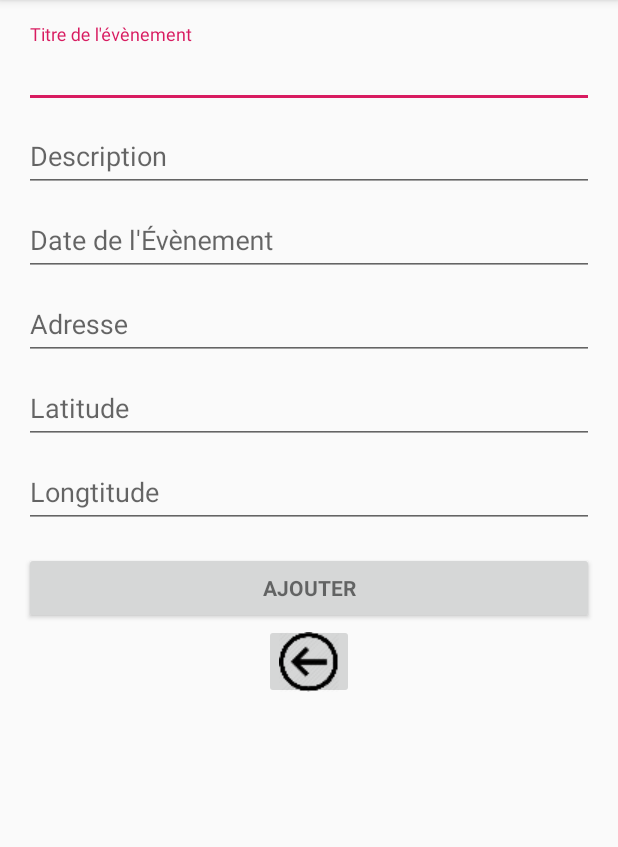
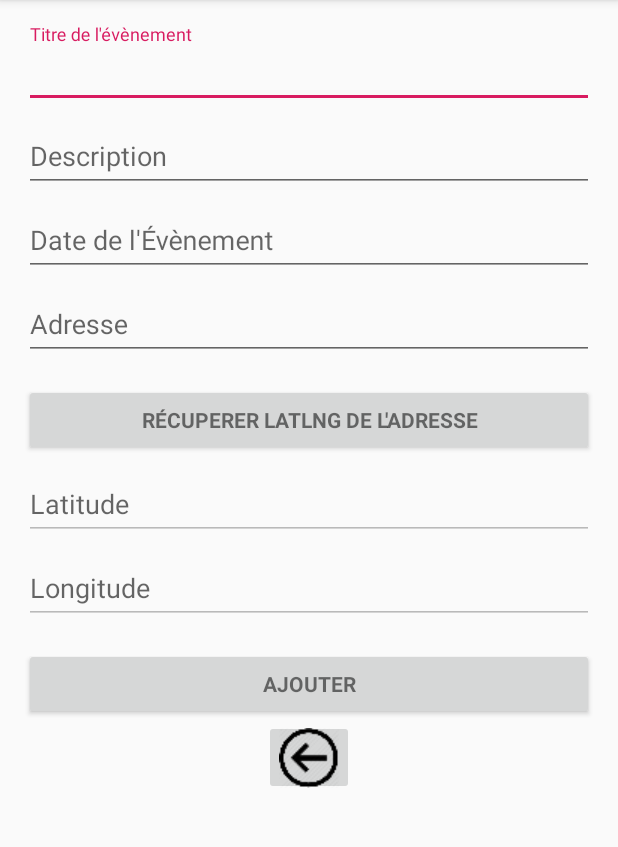
Before and after one commit to mouktar-hassan/FindEvents, an Android app: the EventActivity screen opened directly, with no data from a screen before it, on a phone screen of 412 x 824 dp, the part 84-931 px from its top. Run offline under Robolectric (Android 15) with nearby library versions, the phone set to English and light mode, and no system bars; our stand-ins replace Volley; network calls fail.

Commit message:
Réctivication de l'ajoute de l'évènement avec récuperation automatique de la Latitude et la Longitude à partir de l'Adresse saisie!

```diff
--- a/app/src/main/AndroidManifest.xml
+++ b/app/src/main/AndroidManifest.xml
@@ -27,7 +27,7 @@
         android:roundIcon="@mipmap/ic_launcher_round"
         android:supportsRtl="true"
         android:theme="@style/AppTheme">
-        <activity android:name=".ProfilActivity"></activity>
+        <activity android:name=".ProfilActivity" />
         <activity android:name=".UpdateActivity" />
         <activity android:name=".MessageActivity" />
         <!--
--- a/app/src/main/java/com/example/findevents/MainActivity.java
+++ b/app/src/main/java/com/example/findevents/MainActivity.java
@@ -31,6 +31,8 @@ import org.json.JSONObject;
 
 import java.util.HashMap;
 import java.util.Map;
+
+import beans.GeocodingLocation;
 
 public class MainActivity extends AppCompatActivity
         implements NavigationView.OnNavigationItemSelectedListener {
@@ -157,6 +159,7 @@ public class MainActivity extends AppCompatActivity
 
         } else if (id == R.id.nav_share) {
 
+
         } else if (id == R.id.nav_send) {
 
         }
--- a/app/src/main/res/layout/activity_event.xml
+++ b/app/src/main/res/layout/activity_event.xml
@@ -100,6 +100,14 @@
                     android:singleLine="true" />
 
             </android.support.design.widget.TextInputLayout>
+            <Button
+                android:id="@+id/getLatLng"
+                style="?android:textAppearanceSmall"
+                android:layout_width="match_parent"
+                android:layout_height="wrap_content"
+                android:layout_marginTop="16dp"
+                android:text="@string/action_getLatLngButton"
+                android:textStyle="bold" />
 
             <android.support.design.widget.TextInputLayout
                 android:layout_width="match_parent"
@@ -111,6 +119,7 @@
                     android:layout_height="wrap_content"
                     android:hint="@string/prompt_latitude"
                     android:imeActionId="6"
+                    android:editable="false"
                     android:imeActionLabel="@string/action_sign_in_short"
                     android:imeOptions="actionUnspecified"
                     android:inputType="text"
@@ -129,6 +138,7 @@
                     android:layout_height="wrap_content"
                     android:hint="@string/prompt_longtitude"
                     android:imeActionId="6"
+                    android:editable="false"
                     android:imeActionLabel="@string/action_sign_in_short"
                     android:imeOptions="actionUnspecified"
                     android:inputType="text"
@@ -136,26 +146,6 @@
                     android:singleLine="true" />
 
             </android.support.design.widget.TextInputLayout>
-
-           <!-- <android.support.design.widget.TextInputLayout
-                android:layout_width="match_parent"
-                android:layout_height="wrap_content">
-
-                <EditText
-                    android:id="@+id/eventAdresse"
-                    android:layout_width="match_parent"
-                    android:layout_height="wrap_content"
-                    android:hint="@string/prompt_adresse"
-                    android:imeActionId="6"
-                    android:imeActionLabel="@string/action_sign_in_short"
-                    android:imeOptions="actionUnspecified"
-                    android:inputType="text"
-                    android:focusableInTouchMode="false"
-                    android:editable="false"
-                    android:maxLines="4"
-                    android:singleLine="true" />
-
-            </android.support.design.widget.TextInputLayout>-->
 
 
 
--- a/app/src/main/res/values/strings.xml
+++ b/app/src/main/res/values/strings.xml
@@ -41,9 +41,10 @@
     <string name="prompt_description">Description</string>
     <string name="prompt_locationname">Adresse</string>
     <string name="prompt_dateEvent">Date de l\'Évènement</string>
-    <string name="prompt_adresse">Lieu</string>
+    <string name="prompt_adresse">Adresse complet du L\'évènement</string>
+    <string name="action_getLatLngButton">Récuperer LatLng de l\'adresse</string>
     <string name="prompt_latitude">Latitude</string>
-    <string name="prompt_longtitude">Longtitude</string>
+    <string name="prompt_longtitude">Longitude</string>
     <string name="action_Eventbutton">Ajouter</string>
     <!-- Pour le formulaire Adresse -->
     <string name="search_hint">Saisir un Lieu</string>
```
Also changed, not shown: app/src/main/java/beans/GeocodingLocation.java (added, +59 -0 lines), app/src/main/java/com/example/findevents/EventActivity.java (+41 -30 lines), 240 other files.
